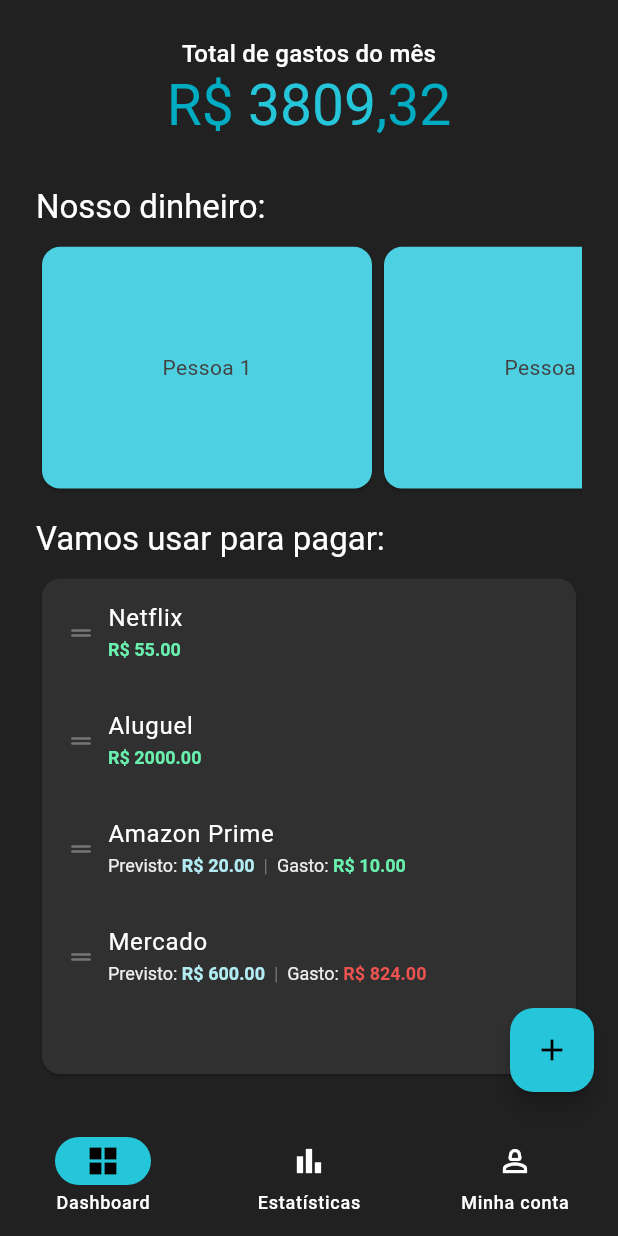
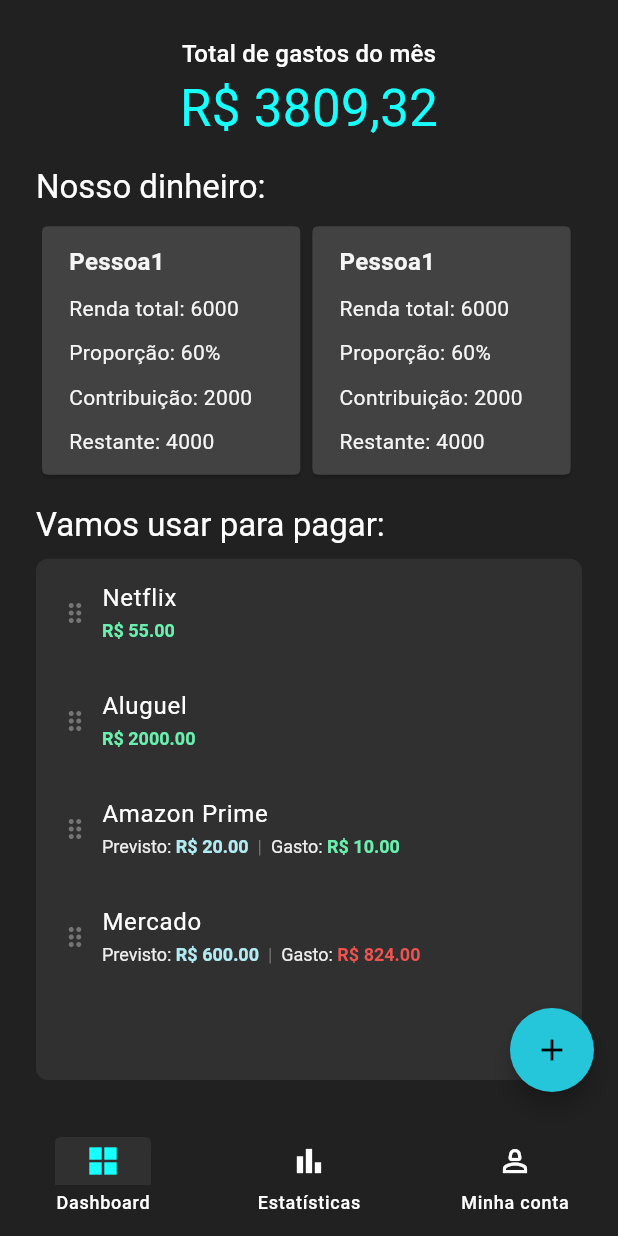
Before and after one commit to M0nicaVaz/duofinance, a Flutter app: the screen it shows after launch, on a phone screen of 412 x 824 dp. Run offline on Flutter 3.47's test engine with Material 3 defaults, Android fonts, the phone set to English and light mode, and no system bars; drawn by our look-alikes of flutter_slidable; our stand-ins replace go_router.

Commit message:
fix: styling

```diff
--- a/lib/features/dashboard/dashboard_page.dart
+++ b/lib/features/dashboard/dashboard_page.dart
@@ -20,7 +20,6 @@ class DashboardPage extends StatelessWidget {
               flex: 1,
               child: Total(theme: theme),
             ),
-            const SizedBox(height: 16.0),
             Text(
               'Nosso dinheiro:',
               style: theme.textTheme.titleLarge,
--- a/lib/features/dashboard/widgets/incomings.dart
+++ b/lib/features/dashboard/widgets/incomings.dart
@@ -11,14 +11,41 @@ class Incomings extends StatelessWidget {
         scrollDirection: Axis.horizontal,
         children: List<Widget>.generate(2, (int index) {
           return Card(
-            color: Colors.cyan[300],
-            child: SizedBox(
-              width: 220.0,
-              child: Center(
-                child: Text(
-                  'Pessoa ${index + 1}',
-                  style: TextStyle(color: Colors.grey[800]),
-                ),
+            shape: ContinuousRectangleBorder(
+              borderRadius: BorderRadius.circular(8.0),
+            ),
+            color: Colors.grey[800],
+            child: Padding(
+              padding: const EdgeInsets.only(
+                  top: 12, bottom: 12, left: 18, right: 32.0),
+              child: Column(
+                mainAxisAlignment: MainAxisAlignment.spaceBetween,
+                crossAxisAlignment: CrossAxisAlignment.start,
+                children: <Widget>[
+                  Text(
+                    'Pessoa1',
+                    style: TextStyle(
+                        color: Colors.grey[100],
+                        fontSize: 16,
+                        fontWeight: FontWeight.bold),
+                  ),
+                  Text(
+                    'Renda total: 6000',
+                    style: TextStyle(color: Colors.grey[100]),
+                  ),
+                  Text(
+                    'Proporção: 60%',
+                    style: TextStyle(color: Colors.grey[100]),
+                  ),
+                  Text(
+                    'Contribuição: 2000',
+                    style: TextStyle(color: Colors.grey[100]),
+                  ),
+                  Text(
+                    'Restante: 4000',
+                    style: TextStyle(color: Colors.grey[100]),
+                  ),
+                ],
               ),
             ),
           );
--- a/lib/features/dashboard/widgets/spending_list.dart
+++ b/lib/features/dashboard/widgets/spending_list.dart
@@ -44,8 +44,14 @@ class _SpendingListState extends State<SpendingList> {
 
   @override
   Widget build(BuildContext context) {
-    return Card(
-      color: Colors.grey[850],
+    return Container(
+      decoration: BoxDecoration(
+        borderRadius: const BorderRadius.all(
+          Radius.circular(8.0),
+        ),
+        color: Colors.grey[850]!,
+      ),
+      clipBehavior: Clip.hardEdge,
       child: ReorderableListView.builder(
         itemCount: spendings.length,
         onReorder: (int oldIndex, int newIndex) {
@@ -66,8 +72,8 @@ class _SpendingListState extends State<SpendingList> {
                   onPressed: (BuildContext ctx) => handleRemoveItem(index),
                   icon: Icons.delete_rounded,
                   borderRadius: const BorderRadius.only(
-                      topRight: Radius.circular(16.0),
-                      bottomRight: Radius.circular(16.0)),
+                      topRight: Radius.circular(8.0),
+                      bottomRight: Radius.circular(8.0)),
                   backgroundColor: Colors.red[300]!,
                 ),
               ],
@@ -82,7 +88,7 @@ class _SpendingListState extends State<SpendingList> {
 
 Widget listItem({required Spending item}) => ListTile(
       leading: Icon(
-        Icons.drag_handle_rounded,
+        Icons.drag_indicator_rounded,
         size: 20,
         color: Colors.grey[600]!,
       ),
--- a/lib/features/dashboard/widgets/total.dart
+++ b/lib/features/dashboard/widgets/total.dart
@@ -11,35 +11,17 @@ class Total extends StatelessWidget {
   @override
   Widget build(BuildContext context) {
     return Column(
-      children: [
+      children: <Widget>[
         Text(
           'Total de gastos do mês',
           style: theme.textTheme.titleMedium,
         ),
-        Center(
-          child: RichText(
-            text: TextSpan(
-              text: 'R\$ ',
-              style: TextStyle(
-                color: Colors.cyan[600],
-                fontSize: 38.0,
-              ),
-              children: <TextSpan>[
-                TextSpan(
-                  text: '3809',
-                  style: TextStyle(
-                    color: Colors.cyan[400],
-                    fontSize: 38.0,
-                  ),
-                ),
-                TextSpan(
-                  text: ',32',
-                  style: TextStyle(
-                    color: Colors.cyan[600],
-                    fontSize: 38.0,
-                  ),
-                ),
-              ],
+        const Center(
+          child: Text(
+            'R\$ 3809,32',
+            style: TextStyle(
+              color: Colors.cyanAccent,
+              fontSize: 34.0,
             ),
           ),
         ),
--- a/lib/features/settings/settings_page.dart
+++ b/lib/features/settings/settings_page.dart
@@ -1,4 +1,3 @@
-import 'package:duofinance/widgets/template.dart';
 import 'package:flutter/material.dart';
 
 class SettingsPage extends StatelessWidget {
--- a/lib/features/statistics/personal_page.dart
+++ b/lib/features/statistics/personal_page.dart
@@ -1,4 +1,3 @@
-import 'package:duofinance/widgets/template.dart';
 import 'package:flutter/material.dart';
 
 class PersonalPage extends StatelessWidget {
--- a/lib/widgets/bottom_nav_bar.dart
+++ b/lib/widgets/bottom_nav_bar.dart
@@ -13,24 +13,43 @@ class BottomNavBar extends StatelessWidget {
   @override
   Widget build(BuildContext context) {
     return NavigationBar(
+      indicatorShape: const ContinuousRectangleBorder(
+        borderRadius: BorderRadius.only(
+          topLeft: Radius.circular(8.0),
+          topRight: Radius.circular(8.0),
+        ),
+      ),
       backgroundColor: Colors.grey[900],
       onDestinationSelected: onDestinationSelected,
-      indicatorColor: Colors.cyan[400],
+      indicatorColor: Colors.grey[850],
       selectedIndex: currentPageIndex,
       destinations: const <Widget>[
         NavigationDestination(
-          selectedIcon: Icon(Icons.grid_view_sharp),
-          icon: Icon(Icons.grid_view),
+          selectedIcon: Icon(
+            Icons.grid_view_sharp,
+            color: Colors.cyanAccent,
+          ),
+          icon: Icon(
+            Icons.grid_view,
+          ),
           label: 'Dashboard',
         ),
         NavigationDestination(
           icon: Icon(Icons.bar_chart),
-          selectedIcon: Icon(Icons.bar_chart_rounded),
+          selectedIcon: Icon(
+            Icons.bar_chart_rounded,
+            color: Colors.cyanAccent,
+          ),
           label: 'Estatísticas',
         ),
         NavigationDestination(
-          selectedIcon: Icon(Icons.person_2),
-          icon: Icon(Icons.person_2_outlined),
+          selectedIcon: Icon(
+            Icons.person_2,
+            color: Colors.cyanAccent,
+          ),
+          icon: Icon(
+            Icons.person_2_outlined,
+          ),
           label: 'Minha conta',
         ),
       ],
--- a/lib/widgets/template.dart
+++ b/lib/widgets/template.dart
@@ -36,6 +36,7 @@ class _TemplateState extends State<Template> {
         onDestinationSelected: handleDestination,
       ),
       floatingActionButton: FloatingActionButton(
+        shape: const CircleBorder(),
         onPressed: () {},
         child: const Icon(Icons.add),
       ),
```
